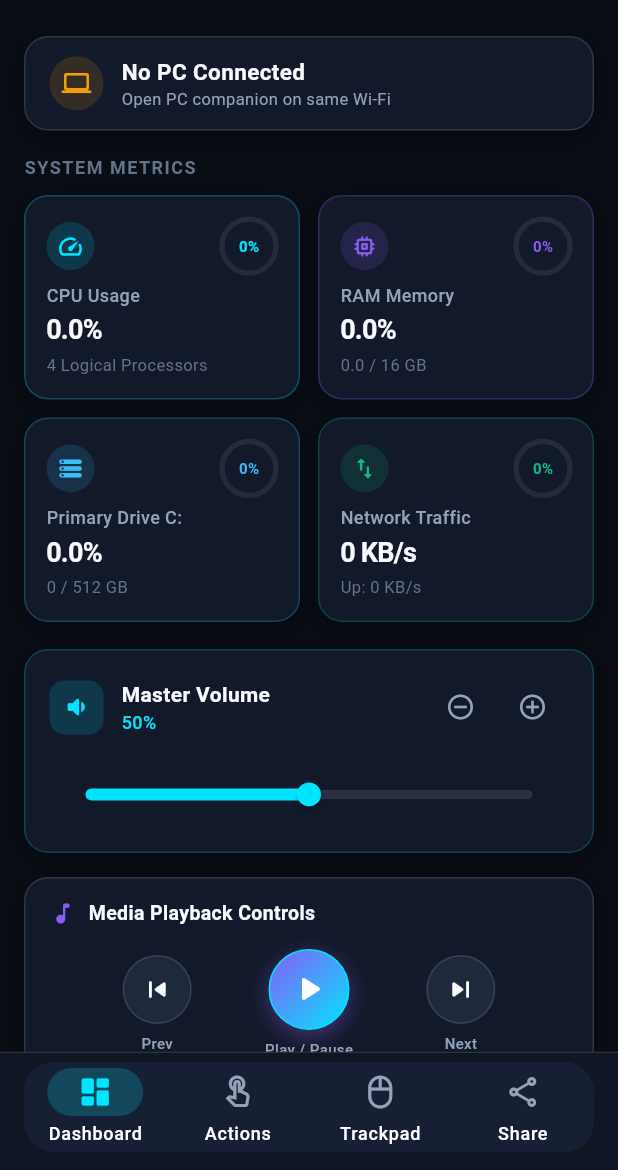
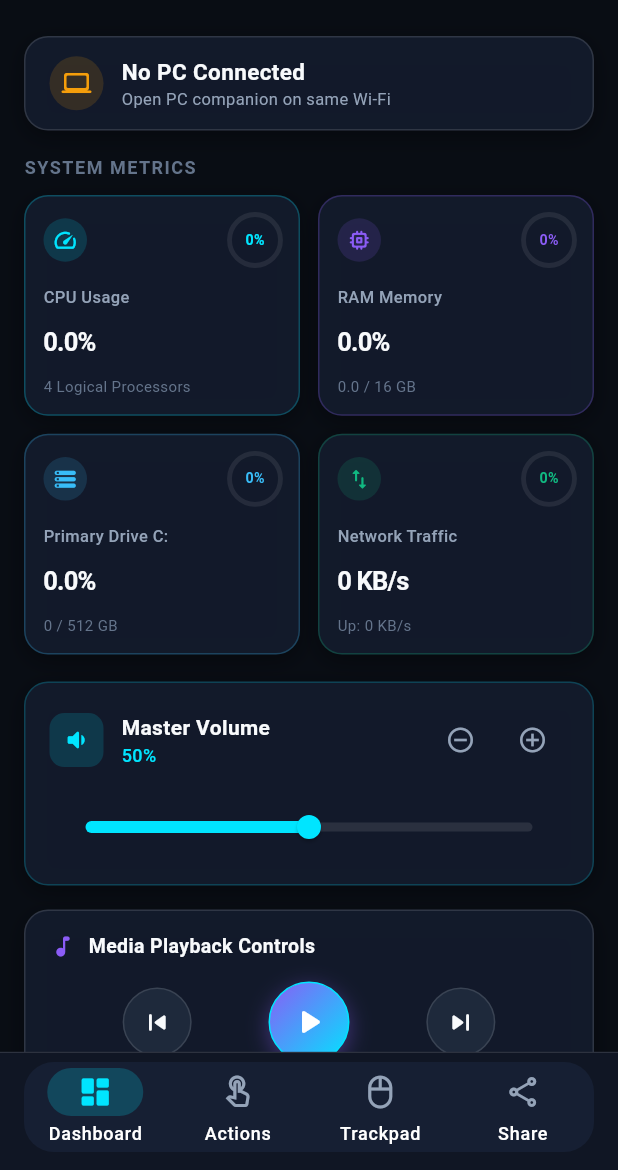
Before and after one commit to Naveenp7/DeskFlow-Pc, a Flutter app: the screen it shows after launch, on a phone screen of 412 x 824 dp, the part 66-1236 px from its top. Run offline on Flutter 3.47's test engine with Material 3 defaults, Android fonts, the phone set to English and light mode, and no system bars; our stand-ins replace shared_preferences; Roboto replaces fonts that are missing (Segoe UI).

Commit message:
feat: add mobile app dashboard screen and stat gauge widget

```diff
--- a/mobile_app/lib/screens/dashboard_tab.dart
+++ b/mobile_app/lib/screens/dashboard_tab.dart
@@ -153,7 +153,7 @@ class DashboardTab extends StatelessWidget {
             physics: const NeverScrollableScrollPhysics(),
             crossAxisSpacing: 12,
             mainAxisSpacing: 12,
-            childAspectRatio: 1.35,
+            childAspectRatio: 1.25,
             children: [
               StatGaugeCard(
                 title: 'CPU Usage',
--- a/mobile_app/lib/widgets/stat_gauge_card.dart
+++ b/mobile_app/lib/widgets/stat_gauge_card.dart
@@ -28,38 +28,39 @@ class StatGaugeCard extends StatelessWidget {
 
     return GlassContainer(
       onTap: onTap,
-      padding: const EdgeInsets.symmetric(horizontal: 14, vertical: 14),
+      padding: const EdgeInsets.symmetric(horizontal: 12, vertical: 12),
       borderColor: accentColor.withValues(alpha: 0.25),
       child: Column(
         crossAxisAlignment: CrossAxisAlignment.start,
+        mainAxisAlignment: MainAxisAlignment.spaceBetween,
         children: [
           Row(
             mainAxisAlignment: MainAxisAlignment.spaceBetween,
             children: [
               Container(
-                padding: const EdgeInsets.all(7),
+                padding: const EdgeInsets.all(6),
                 decoration: BoxDecoration(
                   color: accentColor.withValues(alpha: 0.15),
                   shape: BoxShape.circle,
                 ),
-                child: Icon(icon, color: accentColor, size: 18),
+                child: Icon(icon, color: accentColor, size: 17),
               ),
               SizedBox(
-                width: 38,
-                height: 38,
+                width: 34,
+                height: 34,
                 child: Stack(
                   alignment: Alignment.center,
                   children: [
                     CircularProgressIndicator(
                       value: clampedProgress,
-                      strokeWidth: 3.5,
+                      strokeWidth: 3.2,
                       backgroundColor: Colors.white.withValues(alpha: 0.08),
                       valueColor: AlwaysStoppedAnimation<Color>(accentColor),
                     ),
                     Text(
                       '${(clampedProgress * 100).toInt()}%',
                       style: TextStyle(
-                        fontSize: 10,
+                        fontSize: 9.5,
                         fontWeight: FontWeight.w700,
                         color: accentColor,
                       ),
@@ -69,30 +70,36 @@ class StatGaugeCard extends StatelessWidget {
               ),
             ],
           ),
-          const Spacer(),
+          const SizedBox(height: 4),
           Text(
             title,
             style: const TextStyle(
-              fontSize: 12,
+              fontSize: 11,
               fontWeight: FontWeight.w500,
               color: AppTheme.textSecondary,
             ),
+            maxLines: 1,
+            overflow: TextOverflow.ellipsis,
           ),
-          const SizedBox(height: 2),
-          Text(
-            valueText,
-            style: const TextStyle(
-              fontSize: 18,
-              fontWeight: FontWeight.w700,
-              color: AppTheme.textPrimary,
-              letterSpacing: -0.5,
+          const SizedBox(height: 1),
+          FittedBox(
+            fit: BoxFit.scaleDown,
+            alignment: Alignment.centerLeft,
+            child: Text(
+              valueText,
+              style: const TextStyle(
+                fontSize: 17,
+                fontWeight: FontWeight.w700,
+                color: AppTheme.textPrimary,
+                letterSpacing: -0.5,
+              ),
             ),
           ),
-          const SizedBox(height: 2),
+          const SizedBox(height: 1),
           Text(
             subText,
             style: TextStyle(
-              fontSize: 11,
+              fontSize: 10,
               fontWeight: FontWeight.w400,
               color: AppTheme.textMuted,
             ),
```
